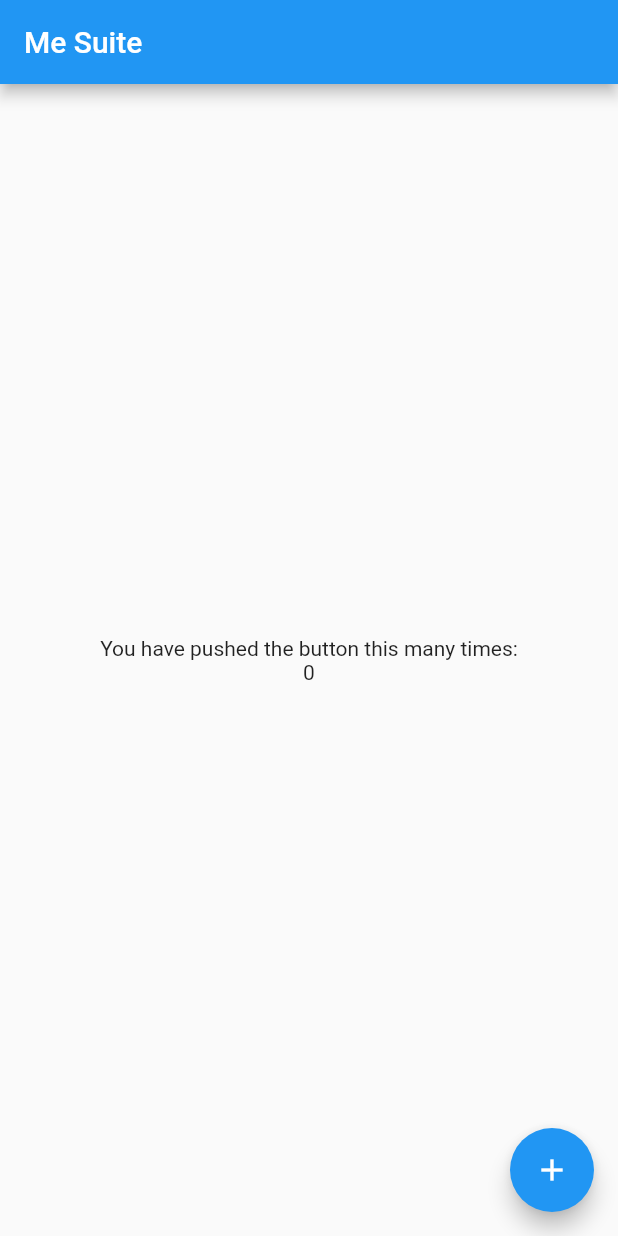
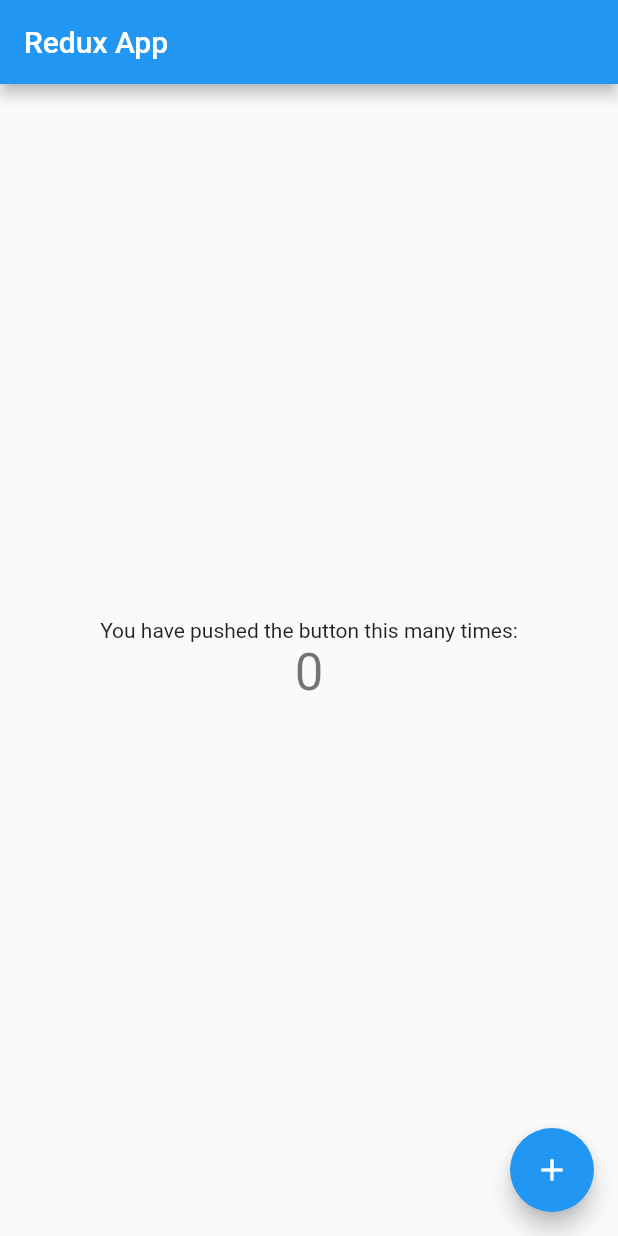
Before and after one commit to CheshtaK/Flutter-Redux-App, a Flutter app: the screen it shows after launch, on a phone screen of 412 x 824 dp. Run offline on Flutter 3.47's test engine with Material 2 defaults, Android fonts, the phone set to English and light mode, and no system bars; our stand-ins replace flutter_redux, redux.

```diff
--- /dev/null
+++ b/lib/containers/counter/counter.dart
@@ -0,0 +1,31 @@
+import 'package:flutter/foundation.dart';
+import 'package:flutter/material.dart';
+import 'package:flutter_redux/flutter_redux.dart';
+import 'package:redux_app/models/app_state.dart';
+import 'package:redux/redux.dart';
+
+class Counter extends StatelessWidget {
+  @override
+  Widget build(BuildContext context) {
+    return new StoreConnector<AppState, _ViewModel>(
+        converter: _ViewModel.fromStore,
+        builder: (BuildContext context, _ViewModel vm) {
+          return new Text(
+            vm.count.toString(),
+            style: Theme.of(context).textTheme.display1,
+          );
+        });
+  }
+}
+
+class _ViewModel {
+  final int count;
+
+  _ViewModel({
+    @required this.count,
+  });
+
+  static _ViewModel fromStore(Store<AppState> store) {
+    return new _ViewModel(count: store.state.count);
+  }
+}
--- /dev/null
+++ b/lib/containers/counter/increase_counter.dart
@@ -0,0 +1,26 @@
+import 'package:flutter/material.dart';
+import 'package:flutter_redux/flutter_redux.dart';
+import 'package:redux_app/actions/counter_actions.dart';
+import 'package:redux_app/models/app_state.dart';
+import 'package:redux/redux.dart';
+
+class IncreaseCountButton extends StatelessWidget {
+  IncreaseCountButton({Key key}) : super(key: key);
+
+  @override
+  Widget build(BuildContext context) {
+    return new StoreConnector<AppState, VoidCallback>(
+      converter: (Store<AppState> store) {
+        return () {
+          store.dispatch(new IncrementCountAction());
+        };
+      },
+      builder: (BuildContext context, VoidCallback increase) {
+        return new FloatingActionButton(
+          onPressed: increase,
+          child: new Icon(Icons.add),
+        );
+      },
+    );
+  }
+}
--- a/lib/main.dart
+++ b/lib/main.dart
@@ -9,7 +9,7 @@ void main() => runApp(MyApp());
 
 class MyApp extends StatelessWidget {
 
-  String title = "Me Suite";
+  String title = "Redux App";
 
   final store = Store<AppState>(
     appReducer,
--- a/lib/pages/home_page.dart
+++ b/lib/pages/home_page.dart
@@ -1,4 +1,6 @@
 import 'package:flutter/material.dart';
+import 'package:redux_app/containers/counter/counter.dart';
+import 'package:redux_app/containers/counter/increase_counter.dart';
 
 class HomePage extends StatelessWidget {
   final String title;
@@ -18,14 +20,10 @@ class HomePage extends StatelessWidget {
               Text(
                 'You have pushed the button this many times:',
               ),
-            Text('0'),
+              Counter(),
             ],
           ),
         )),
-      floatingActionButton: FloatingActionButton(
-        onPressed: () => print("PRESSED"),
-        child: Icon(Icons.add),
-      ),
-    );
+        floatingActionButton: IncreaseCountButton());
   }
 }
```
Also changed, not shown: lib/models/app_state.dart (+4 -6 lines). Lines whose indentation alone changed are shown as unchanged.
